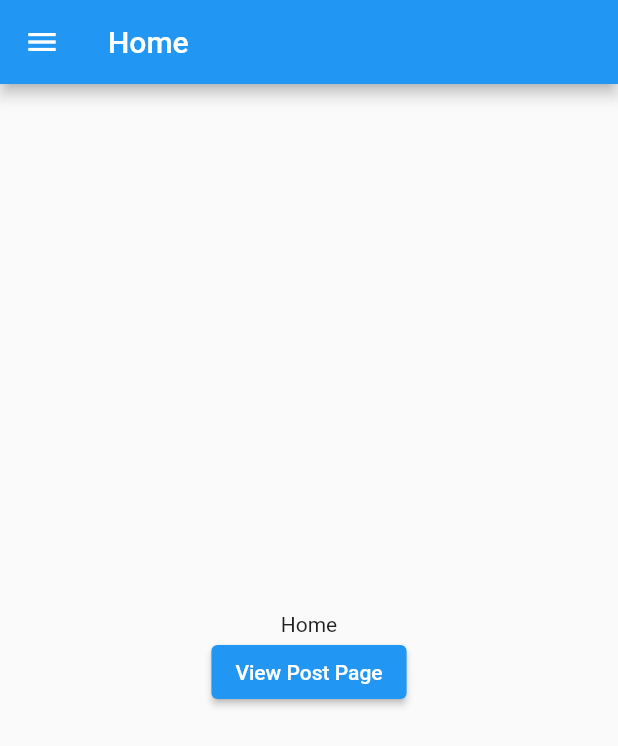
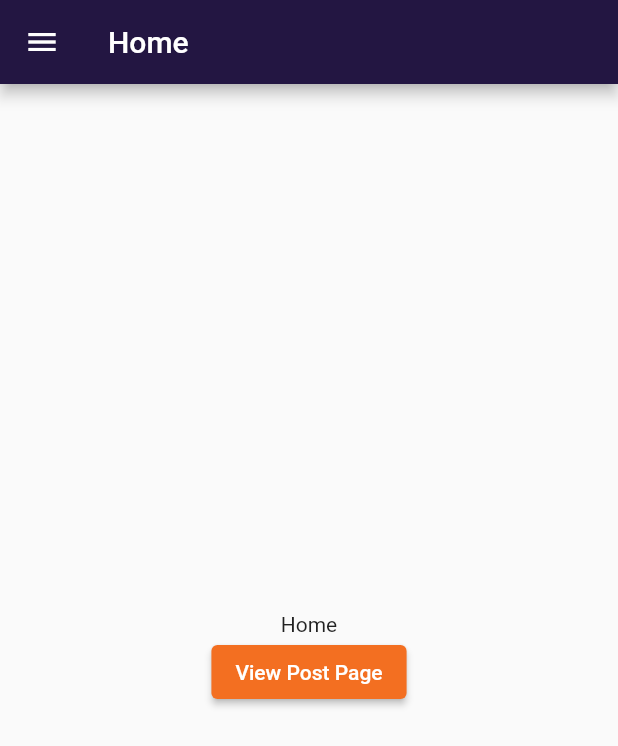
Before and after one commit to MihaiCraciun88/cash_register, a Flutter app: the screen it shows after launch, on a phone screen of 412 x 824 dp. Shown: the top 746 px of the screen. Run offline on Flutter 3.47's test engine with Material 2 defaults, Android fonts, the phone set to English and light mode, and no system bars; missing offline and left inert: flutter_libserialport, sqlite_wrapper.

Commit message:
color scheme

```diff
--- a/lib/components/drawer.dart
+++ b/lib/components/drawer.dart
@@ -8,11 +8,11 @@ Widget AppDrawer(BuildContext context, Function onTap) {
       // Important: Remove any padding from the ListView.
       padding: EdgeInsets.zero,
       children: <Widget>[
-        const DrawerHeader(
+        DrawerHeader(
           decoration: BoxDecoration(
-            color: Colors.blue,
+            color: Theme.of(context).colorScheme.secondary,
           ),
-          child: Text('Drawer Header', style: TextStyle(color: Colors.white),),
+          child: const Text('Drawer Header', style: TextStyle(color: Colors.white),),
         ),
         ListTile(
           title: const Text('Home'),
--- a/lib/components/routes.dart
+++ b/lib/components/routes.dart
@@ -132,6 +132,7 @@ class _NavigatorPageState extends State<NavigatorPage> {
     return Scaffold(
       appBar: AppBar(
         title: Text(widget.title),
+        backgroundColor: Theme.of(context).colorScheme.secondary,
       ),
       drawer: widget.showDrawer ? AppDrawer(context, onTap) : null,
       body: Navigator(
--- a/lib/main.dart
+++ b/lib/main.dart
@@ -16,7 +16,11 @@ class App extends StatelessWidget {
       title: 'Cash Register',
       debugShowCheckedModeBanner: false,
       theme: ThemeData(
-        // primarySwatch: Colors.orange,
+        colorScheme: ColorScheme.fromSwatch().copyWith(
+          primary: const Color.fromRGBO(243, 111, 33, 1.0),
+          secondary: const Color.fromRGBO(35, 22, 66, 1.0),
+        ),
+        primaryColor: const Color.fromRGBO(243, 111, 33, 1.0),
         // fontFamily: 'Georgia',
       ),
       navigatorKey: _mainNavigatorKey,
--- a/lib/pages/tax_receipt.dart
+++ b/lib/pages/tax_receipt.dart
@@ -194,7 +194,7 @@ class DetailBox extends StatelessWidget {
         children: [
           Container(
             decoration: BoxDecoration(
-              color: Theme.of(context).primaryColor,
+              color: Theme.of(context).colorScheme.secondary,
               borderRadius: const BorderRadius.all(Radius.circular(6.0))
             ),
             child: Padding(
@@ -235,7 +235,7 @@ class DetailBox extends StatelessWidget {
               Expanded(
                 child: ElevatedButton(
                   style: ElevatedButton.styleFrom(
-                    backgroundColor: Colors.deepOrangeAccent
+                    backgroundColor: Theme.of(context).colorScheme.primary
                   ),
                   child: const Padding(
                     padding: EdgeInsets.all(8.0),
```
Also changed, not shown: 1 other file.
